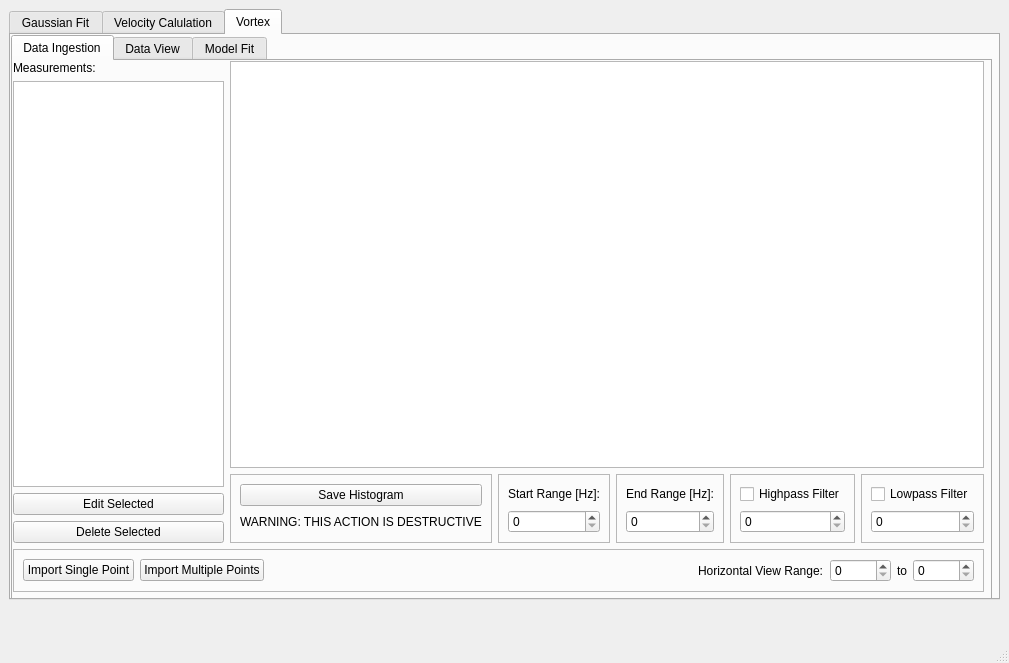
Qt form src/lda_nsp2/views/lda_designer_gui.ui (EmmadeJager/LDA-NSP2) before a commit.
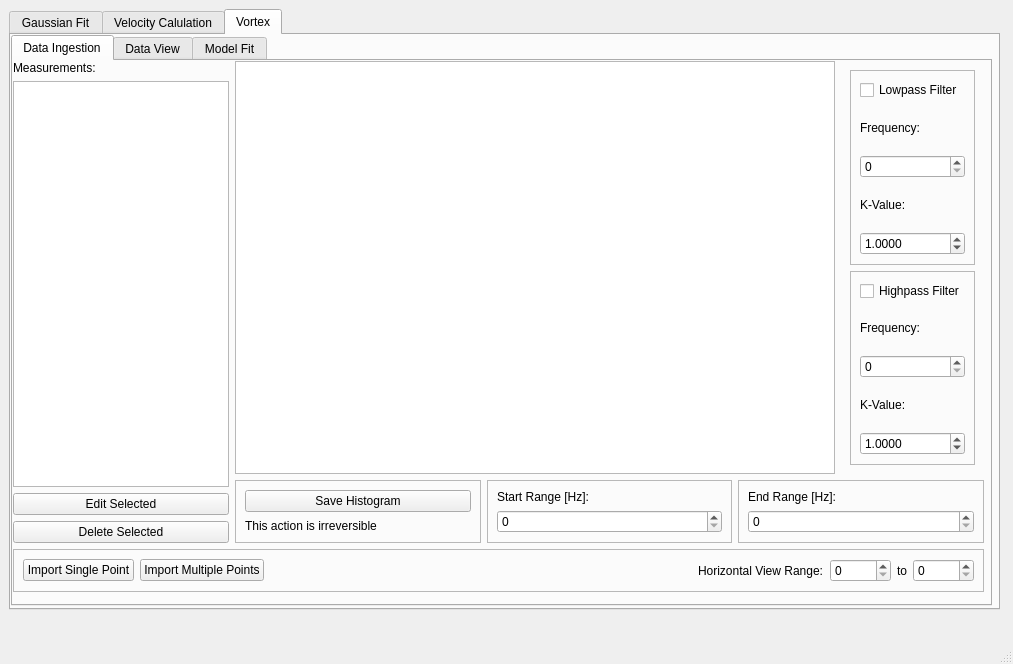
The same form after that commit. The open tabs and pages were chosen to show the change. Custom widgets are drawn as their Qt base class.

Commit message: Added High and Lowpass filters for histogram filtering

The edit to the form file:
```diff
--- a/src/lda_nsp2/views/lda_designer_gui.ui
+++ b/src/lda_nsp2/views/lda_designer_gui.ui
@@ -6,8 +6,8 @@
    <rect>
     <x>0</x>
     <y>0</y>
-    <width>1009</width>
-    <height>663</height>
+    <width>1013</width>
+    <height>664</height>
    </rect>
   </property>
   <property name="windowTitle">
@@ -20,7 +20,7 @@
       <x>9</x>
       <y>9</y>
       <width>991</width>
-      <height>591</height>
+      <height>601</height>
      </rect>
     </property>
     <property name="currentIndex">
@@ -634,20 +634,130 @@
            <item>
             <layout class="QVBoxLayout" name="verticalLayout_7">
              <item>
-              <widget class="PlotWidget" name="graphicsView_3">
-               <property name="minimumSize">
-                <size>
-                 <width>700</width>
-                 <height>0</height>
-                </size>
-               </property>
-               <property name="maximumSize">
-                <size>
-                 <width>16777215</width>
-                 <height>10000</height>
-                </size>
-               </property>
-              </widget>
+              <layout class="QHBoxLayout" name="horizontalLayout_15">
+               <item>
+                <widget class="PlotWidget" name="graphicsView_3">
+                 <property name="minimumSize">
+                  <size>
+                   <width>600</width>
+                   <height>0</height>
+                  </size>
+                 </property>
+                 <property name="maximumSize">
+                  <size>
+                   <width>700</width>
+                   <height>10000</height>
+                  </size>
+                 </property>
+                </widget>
+               </item>
+               <item>
+                <widget class="QFrame" name="verticalFrame_2">
+                 <property name="minimumSize">
+                  <size>
+                   <width>0</width>
+                   <height>0</height>
+                  </size>
+                 </property>
+                 <layout class="QVBoxLayout" name="verticalLayout_8">
+                  <item>
+                   <widget class="QFrame" name="verticalFrame_8">
+                    <property name="frameShape">
+                     <enum>QFrame::Shape::StyledPanel</enum>
+                    </property>
+                    <layout class="QVBoxLayout" name="verticalLayout_14">
+                     <item>
+                      <widget class="QCheckBox" name="LowPassFilterCheckBox">
+                       <property name="text">
+                        <string>Lowpass Filter</string>
+                       </property>
+                      </widget>
+                     </item>
+                     <item>
+                      <widget class="QLabel" name="label_20">
+                       <property name="text">
+                        <string>Frequency:</string>
+                       </property>
+                      </widget>
+                     </item>
+                     <item>
+                      <widget class="QSpinBox" name="LowPassFilterSpinbox">
+                       <property name="maximum">
+                        <number>10000</number>
+                       </property>
+                      </widget>
+                     </item>
+                     <item>
+                      <widget class="QLabel" name="label_24">
+                       <property name="text">
+                        <string>K-Value:</string>
+                       </property>
+                      </widget>
+                     </item>
+                     <item>
+                      <widget class="QDoubleSpinBox" name="LowPassFilterK_value_Spinbox">
+                       <property name="decimals">
+                        <number>4</number>
+                       </property>
+                       <property name="value">
+                        <double>1.000000000000000</double>
+                       </property>
+                      </widget>
+                     </item>
+                    </layout>
+                   </widget>
+                  </item>
+                  <item>
+                   <widget class="QFrame" name="verticalFrame_7">
+                    <property name="frameShape">
+                     <enum>QFrame::Shape::StyledPanel</enum>
+                    </property>
+                    <layout class="QVBoxLayout" name="verticalLayout_13">
+                     <item>
+                      <widget class="QCheckBox" name="HighPassFilterCheckBox">
+                       <property name="text">
+                        <string>Highpass Filter</string>
+                       </property>
+                      </widget>
+                     </item>
+                     <item>
+                      <widget class="QLabel" name="label_18">
+                       <property name="text">
+                        <string>Frequency:</string>
+                       </property>
+                      </widget>
+                     </item>
+                     <item>
+                      <widget class="QSpinBox" name="HighPassFilterSpinbox">
+                       <property name="maximum">
+                        <number>10000</number>
+                       </property>
+                      </widget>
+                     </item>
+                     <item>
+                      <widget class="QLabel" name="label_23">
+                       <property name="text">
+                        <string>K-Value:</string>
+                       </property>
+                      </widget>
+                     </item>
+                     <item>
+                      <widget class="QDoubleSpinBox" name="HighPassFilterK_value_Spinbox">
+                       <property name="decimals">
+                        <number>4</number>
+                       </property>
+                       <property name="value">
+                        <double>1.000000000000000</double>
+                       </property>
+                      </widget>
+                     </item>
+                    </layout>
+                   </widget>
+                  </item>
+                 </layout>
+                </widget>
+               </item>
+              </layout>
              </item>
              <item>
               <layout class="QHBoxLayout" name="horizontalLayout_14">
@@ -665,15 +775,9 @@
                    </widget>
                   </item>
                   <item>
-                   <widget class="QLabel" name="label_20">
+                   <widget class="QLabel" name="label_25">
                     <property name="text">
-                     <string>WARNING: THIS ACTION IS DESTRUCTIVE</string>
-                    </property>
-                    <property name="textFormat">
-                     <enum>Qt::TextFormat::RichText</enum>
-                    </property>
-                    <property name="wordWrap">
-                     <bool>false</bool>
+                     <string>This action is irreversible</string>
                     </property>
                    </widget>
                   </item>
@@ -726,52 +830,6 @@
                  </layout>
                 </widget>
                </item>
-               <item>
-                <widget class="QFrame" name="verticalFrame_7">
-                 <property name="frameShape">
-                  <enum>QFrame::Shape::StyledPanel</enum>
-                 </property>
-                 <layout class="QVBoxLayout" name="verticalLayout_13">
-                  <item>
-                   <widget class="QCheckBox" name="HighPassFilterCheckBox">
-                    <property name="text">
-                     <string>Highpass Filter</string>
-                    </property>
-                   </widget>
-                  </item>
-                  <item>
-                   <widget class="QSpinBox" name="HighPassFilterSpinbox">
-                    <property name="maximum">
-                     <number>10000</number>
-                    </property>
-                   </widget>
-                  </item>
-                 </layout>
-                </widget>
-               </item>
-               <item>
-                <widget class="QFrame" name="verticalFrame_8">
-                 <property name="frameShape">
-                  <enum>QFrame::Shape::StyledPanel</enum>
-                 </property>
-                 <layout class="QVBoxLayout" name="verticalLayout_14">
-                  <item>
-                   <widget class="QCheckBox" name="LowPassFilterCheckBox">
-                    <property name="text">
-                     <string>Lowpass Filter</string>
-                    </property>
-                   </widget>
-                  </item>
-                  <item>
-                   <widget class="QSpinBox" name="LowPassFilterSpinbox">
-                    <property name="maximum">
-                     <number>10000</number>
-                    </property>
-                   </widget>
-                  </item>
-                 </layout>
-                </widget>
-               </item>
               </layout>
              </item>
             </layout>
```
Left out of the diff: 67 changed lines with no effect on the pictures. The commit also changes 6 other files.
